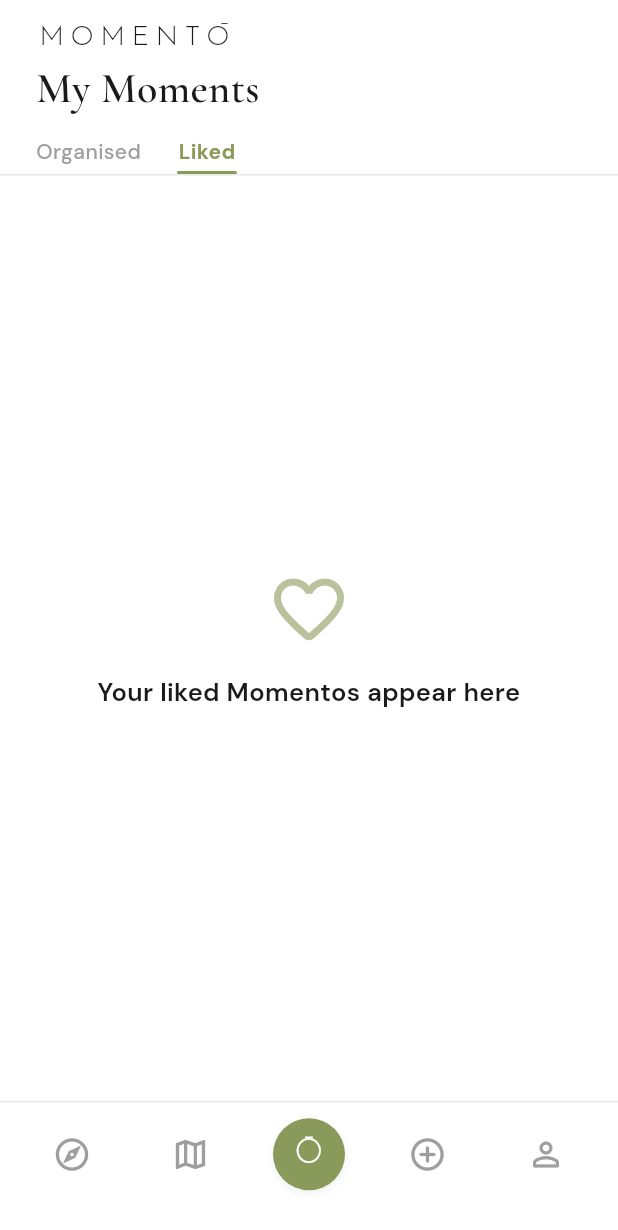
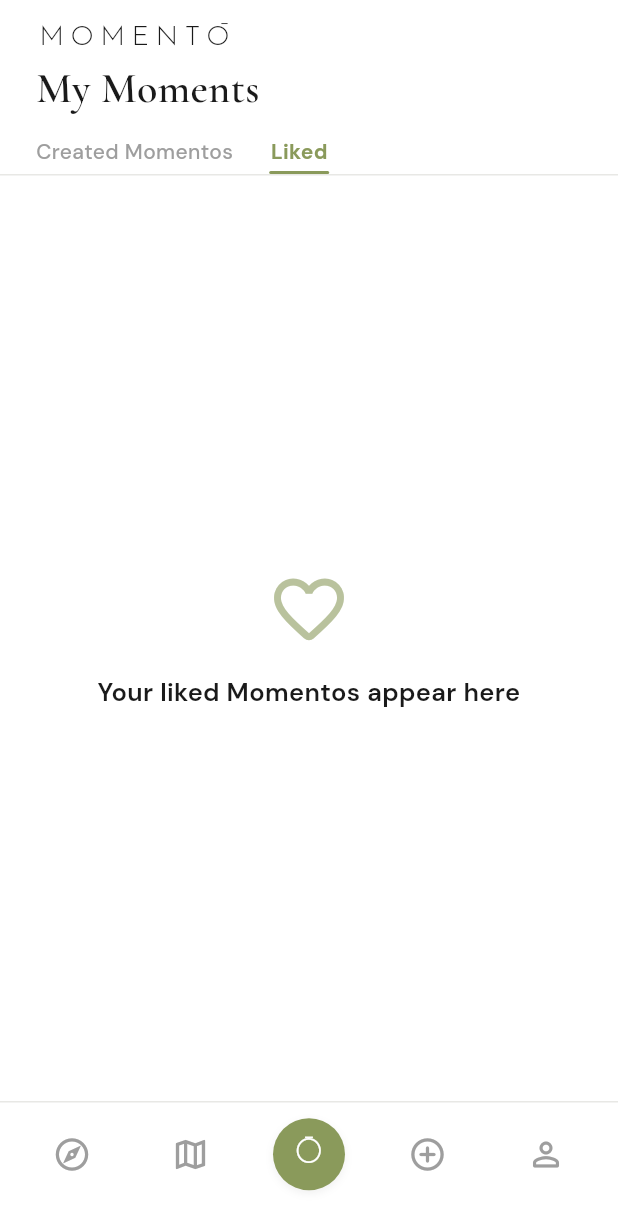
Before and after one commit to momento-community/momento, a Flutter app: the MyMomentsScreen screen opened by its route, after a tap on "Liked", on a phone screen of 412 x 824 dp. Shown: the top 1230 px of the screen. Run offline on Flutter 3.47's test engine with Material 3 defaults, Android fonts, the phone set to English and light mode, and no system bars; our stand-ins replace cached_network_image, cloud_firestore, firebase_auth, firebase_core, firebase_storage, flutter_riverpod and 5 more; missing offline and left inert: geoflutterfire_plus; accounts and stored records are empty; network calls fail.

Commit message:
feat(responsive): Phase 1 — centered max-width layouts on desktop/tablet
What this fixes:
- Discover masonry was 2-col on a 1920px screen with ~900px-wide cards.
  Now adaptive: 2 / 3 / 4 cols at tablet / desktop / wide.
- Profile/MyMoments/Create stretched edge-to-edge with full-bleed CTAs
  ("Become an organisor" was a green strip ear-to-ear). Now centered
  in 720 / 720 / 560-wide columns.
- MomentoDetail body and sticky reserve bar were full-bleed on desktop.
  Body capped at 720 (reading width), bar inner content at 560 — the
  bar background still spans the viewport for the docked-toolbar feel.
- Filter sheet went viewport-wide as a modal — capped at 560.
- "Organised" tab in My Moments → "Created Momentos" to match Profile's
  rename. Same data, same copy now everywhere.

Primitives:
- lib/config/breakpoints.dart — Breakpoints { tablet: 720, desktop: 1080,
  wide: 1440 } + a BuildContext extension for `isMobile/isTablet/...`.
- lib/core/widgets/responsive_content.dart — `ResponsiveContent` (Center
  > ConstrainedBox > Padding) plus `adaptiveCols(width)` helper. Three
  width conventions: 480 (auth/splash), 560 (forms / sticky bars), 720
  (reading), 1080 (gallery/admin).

Per-screen wraps:
- Discover (1080, adaptive cols via LayoutBuilder)
- Profile (720, scrollable wrapped — minor scroll-wheel tradeoff in
  the empty side margins, documented)
- MyMoments (720)
- Create — both Become-an-organiser panel (560) and form ListView (560);
  StickyPublish bar background full-width, inner content 560
- MomentoDetail body (720), StickyReserve bar (560)
- OrganizerDetail (1080) with adaptive masonry
- Auth (480), Onboarding (480) — splash already centered visually
- Admin (1080)
- Map: chrome at 720, bottom compact card at 560, map itself full-bleed

docs/responsive-plan.md tracks Phase 1 / 2 / 3 status. Phase 2
(NavigationRail ≥ tablet) approved, separate PR.

Local verification: 42/42 e2e specs pass (chromium-desktop +
iphone-14-pro-viewport).

Co-Authored-By: Claude Opus 4.7 (1M context) <noreply@anthropic.com>

```diff
--- /dev/null
+++ b/lib/core/widgets/responsive_content.dart
@@ -0,0 +1,49 @@
+import 'package:flutter/widgets.dart';
+
+import '../../config/breakpoints.dart';
+import '../../config/theme.dart';
+
+/// Centered max-width content wrapper. Every screen body should sit inside
+/// one of these so we don't get edge-to-edge sprawl on desktop.
+///
+/// Convention by intent:
+///   * `560`  — auth, create form, sticky reserve bar (focused-input width)
+///   * `720`  — Profile, MyMoments, MomentoDetail body (reading width)
+///   * `1080` — Discover masonry, OrganizerDetail (gallery width)
+///
+/// Important: keep the parent scrollable viewport-wide and put the
+/// `ResponsiveContent` *inside* each scroll item (per-sliver). That way
+/// mouse-wheel scroll works in the empty side margins on desktop.
+class ResponsiveContent extends StatelessWidget {
+  const ResponsiveContent({
+    super.key,
+    required this.child,
+    this.maxWidth = 720,
+    this.padding = const EdgeInsets.symmetric(horizontal: AppSpacing.md),
+  });
+
+  final Widget child;
+  final double maxWidth;
+  final EdgeInsets padding;
+
+  @override
+  Widget build(BuildContext context) {
+    return Center(
+      child: ConstrainedBox(
+        constraints: BoxConstraints(maxWidth: maxWidth),
+        child: Padding(padding: padding, child: child),
+      ),
+    );
+  }
+}
+
+/// Picks a `crossAxisCount` based on the **constrained** width (NOT
+/// `MediaQuery`). Wrap the masonry in a `LayoutBuilder` and pass
+/// `constraints.maxWidth` here — that way a Profile masonry capped at
+/// 720 px stays 2-col even on a 4K screen, while a Discover masonry capped
+/// at 1080 fans out to 3 cols.
+int adaptiveCols(double width) {
+  if (width >= Breakpoints.wide) return 4;
+  if (width >= Breakpoints.desktop) return 3;
+  return 2; // 1-col looks anaemic with our card aspect ratio; 2 is the floor.
+}
--- a/lib/features/create/create_screen.dart
+++ b/lib/features/create/create_screen.dart
@@ -14,6 +14,7 @@ import '../../core/models/momento_category.dart';
 import '../../core/repositories/momento_repository.dart';
 import '../../core/widgets/category_chip.dart';
 import '../../core/widgets/momento_button.dart';
+import '../../core/widgets/responsive_content.dart';
 
 class CreateScreen extends ConsumerStatefulWidget {
   const CreateScreen({super.key});
@@ -193,7 +194,12 @@ class _CreateScreenState extends ConsumerState<CreateScreen> {
           children: [
             _TopBar(onClose: () => context.go('/discover')),
             Expanded(
-              child: ListView(
+              // Form fits comfortably at 560 — wider just spreads the
+              // inputs and looks unanchored.
+              child: ResponsiveContent(
+                maxWidth: 560,
+                padding: EdgeInsets.zero,
+                child: ListView(
                 padding: const EdgeInsets.fromLTRB(
                   AppSpacing.lg,
                   AppSpacing.lg,
@@ -287,6 +293,7 @@ class _CreateScreenState extends ConsumerState<CreateScreen> {
                   const SizedBox(height: AppSpacing.lg),
                 ],
               ),
+              ),
             ),
             _StickyPublish(
               used: used,
@@ -364,11 +371,12 @@ class _BecomeOrganisorPanelState
 
   @override
   Widget build(BuildContext context) {
-    return Center(
-      child: Padding(
-        padding: const EdgeInsets.all(AppSpacing.xl),
-        child: Column(
-          mainAxisAlignment: MainAxisAlignment.center,
+    // 560 keeps the green CTA from stretching ear-to-ear on desktop.
+    return ResponsiveContent(
+      maxWidth: 560,
+      padding: const EdgeInsets.all(AppSpacing.xl),
+      child: Column(
+        mainAxisAlignment: MainAxisAlignment.center,
           children: [
             Container(
               width: 96,
@@ -411,7 +419,6 @@ class _BecomeOrganisorPanelState
             ),
           ],
         ),
-      ),
     );
   }
 
@@ -714,7 +721,12 @@ class _StickyPublish extends StatelessWidget {
         ),
         boxShadow: AppShadows.lg,
       ),
-      child: Column(
+      // Background spans full viewport (docked-toolbar feel); inner content
+      // capped at 560 to match the form column above it.
+      child: ResponsiveContent(
+        maxWidth: 560,
+        padding: EdgeInsets.zero,
+        child: Column(
         crossAxisAlignment: CrossAxisAlignment.stretch,
         children: [
           Row(
@@ -759,6 +771,7 @@ class _StickyPublish extends StatelessWidget {
           ),
         ],
       ),
+      ),
     );
   }
 }
--- a/lib/features/discover/discover_screen.dart
+++ b/lib/features/discover/discover_screen.dart
@@ -7,6 +7,7 @@ import '../../config/theme.dart';
 import '../../core/models/momento.dart';
 import '../../core/widgets/momento_card.dart';
 import '../../core/widgets/momento_logo.dart';
+import '../../core/widgets/responsive_content.dart';
 import '../../core/widgets/slide_up_route.dart';
 import '../../shared/filter_state.dart';
 import '../filter/filter_bottom_sheet.dart';
@@ -26,6 +27,9 @@ class DiscoverScreen extends ConsumerWidget {
       backgroundColor: AppColors.background,
       body: SafeArea(
         bottom: false,
+        child: ResponsiveContent(
+          maxWidth: 1080,
+          padding: EdgeInsets.zero,
           child: Column(
             children: [
               _TopBar(filter: filter),
@@ -54,6 +58,7 @@ class DiscoverScreen extends ConsumerWidget {
                 ),
               ),
             ],
+          ),
         ),
       ),
     );
@@ -159,6 +164,10 @@ class _MasonryFeed extends StatelessWidget {
 
   @override
   Widget build(BuildContext context) {
+    // adaptiveCols reads the *constrained* width — Discover sits inside a
+    // 1080-wide column, so this returns 2 / 3 / 4 as the viewport grows.
+    return LayoutBuilder(
+      builder: (context, constraints) {
         return MasonryGridView.count(
           padding: const EdgeInsets.fromLTRB(
             AppSpacing.md,
@@ -166,7 +175,7 @@ class _MasonryFeed extends StatelessWidget {
             AppSpacing.md,
             AppSpacing.xl,
           ),
-      crossAxisCount: 2,
+          crossAxisCount: adaptiveCols(constraints.maxWidth),
           mainAxisSpacing: AppSpacing.md,
           crossAxisSpacing: AppSpacing.md,
           itemCount: items.length,
@@ -180,6 +189,8 @@ class _MasonryFeed extends StatelessWidget {
               onTap: () => Navigator.of(context).push(
                 slideUpRoute(MomentoDetailScreen(momento: m)),
               ),
+            );
+          },
         );
       },
     );
--- a/lib/features/filter/filter_bottom_sheet.dart
+++ b/lib/features/filter/filter_bottom_sheet.dart
@@ -9,11 +9,16 @@ import '../../core/widgets/momento_button.dart';
 import '../../shared/filter_state.dart';
 
 Future<void> showFilterBottomSheet(BuildContext context) {
+  // `constraints.maxWidth: 560` caps the sheet on tablet/desktop —
+  // showModalBottomSheet defaults to viewport-wide which on a 1920 screen
+  // makes the categories stretch awkwardly. The sheet is then centered
+  // by the system (constraints.maxWidth < screen width).
   return showModalBottomSheet(
     context: context,
     isScrollControlled: true,
     backgroundColor: AppColors.background,
     barrierColor: Colors.black.withValues(alpha: 0.27),
+    constraints: const BoxConstraints(maxWidth: 560),
     shape: const RoundedRectangleBorder(
       borderRadius: BorderRadius.vertical(top: Radius.circular(AppRadii.xl)),
     ),
--- a/lib/features/map/map_screen.dart
+++ b/lib/features/map/map_screen.dart
@@ -7,6 +7,7 @@ import 'package:intl/intl.dart';
 
 import '../../config/theme.dart';
 import '../../core/models/momento.dart';
+import '../../core/widgets/responsive_content.dart';
 import '../../core/widgets/slide_up_route.dart';
 import '../discover/discover_providers.dart';
 import '../filter/filter_bottom_sheet.dart';
@@ -85,10 +86,13 @@ class _MapScreenState extends ConsumerState<MapScreen> {
             onMapCreated: (c) => _controller = c,
             onTap: (_) => setState(() => _selected = null),
           ),
-          // Top chrome
+          // Top chrome — map fills the viewport (intentional), but the
+          // search + filter chrome sits inside a 720 column so on desktop
+          // it's centered, not stretched edge to edge.
           SafeArea(
             bottom: false,
-            child: Padding(
+            child: ResponsiveContent(
+              maxWidth: 720,
               padding: const EdgeInsets.all(AppSpacing.md),
               child: Column(
                 children: [
@@ -110,13 +114,9 @@ class _MapScreenState extends ConsumerState<MapScreen> {
               bottom: 0,
               child: SafeArea(
                 top: false,
-                child: Padding(
-                  padding: const EdgeInsets.fromLTRB(
-                    AppSpacing.md,
-                    AppSpacing.md,
-                    AppSpacing.md,
-                    AppSpacing.md,
-                  ),
+                child: ResponsiveContent(
+                  maxWidth: 560,
+                  padding: const EdgeInsets.all(AppSpacing.md),
                   child: _CompactCard(
                     momento: _selected!,
                     onClose: () => setState(() => _selected = null),
--- a/lib/features/my_moments/my_moments_screen.dart
+++ b/lib/features/my_moments/my_moments_screen.dart
@@ -10,6 +10,7 @@ import '../../core/models/momento.dart';
 import '../../core/widgets/momento_button.dart';
 import '../../core/widgets/momento_card.dart';
 import '../../core/widgets/momento_logo.dart';
+import '../../core/widgets/responsive_content.dart';
 import '../../core/widgets/section_tabs.dart';
 import '../../core/widgets/slide_up_route.dart';
 import '../momento_detail/momento_detail_screen.dart';
@@ -34,6 +35,9 @@ class _MyMomentsScreenState extends ConsumerState<MyMomentsScreen> {
       backgroundColor: AppColors.background,
       body: SafeArea(
         bottom: false,
+        child: ResponsiveContent(
+          maxWidth: 720,
+          padding: EdgeInsets.zero,
           child: Column(
             crossAxisAlignment: CrossAxisAlignment.stretch,
             children: [
@@ -56,8 +60,10 @@ class _MyMomentsScreenState extends ConsumerState<MyMomentsScreen> {
               Padding(
                 padding: const EdgeInsets.symmetric(
                     horizontal: AppSpacing.lg),
+                // Label matches Profile's tab so the user sees the same
+                // copy for the same data set everywhere.
                 child: SectionTabs(
-                labels: const ['Organised', 'Liked'],
+                  labels: const ['Created Momentos', 'Liked'],
                   activeIndex: _tab,
                   onSelect: (i) => setState(() => _tab = i),
                 ),
@@ -69,6 +75,7 @@ class _MyMomentsScreenState extends ConsumerState<MyMomentsScreen> {
                     : _LikedTab(items: liked),
               ),
             ],
+          ),
         ),
       ),
     );
--- a/lib/features/profile/profile_screen.dart
+++ b/lib/features/profile/profile_screen.dart
@@ -14,6 +14,7 @@ import '../../core/seeds/demo_seed.dart';
 import '../../core/widgets/momento_button.dart';
 import '../../core/widgets/momento_card.dart';
 import '../../core/widgets/momento_logo.dart';
+import '../../core/widgets/responsive_content.dart';
 import '../../core/widgets/section_tabs.dart';
 import '../../core/widgets/slide_up_route.dart';
 import '../momento_detail/momento_detail_screen.dart';
@@ -49,8 +50,11 @@ class _ProfileScreenState extends ConsumerState<ProfileScreen> {
       backgroundColor: AppColors.background,
       body: SafeArea(
         bottom: false,
-        child: CustomScrollView(
-          slivers: [
+        child: ResponsiveContent(
+          maxWidth: 720,
+          padding: EdgeInsets.zero,
+          child: CustomScrollView(
+            slivers: [
             SliverToBoxAdapter(
               child: Padding(
                 padding: const EdgeInsets.fromLTRB(
@@ -221,7 +225,8 @@ class _ProfileScreenState extends ConsumerState<ProfileScreen> {
                 ),
               ),
             ),
-          ],
+            ],
+          ),
         ),
       ),
     );
```
Also changed, not shown: lib/config/breakpoints.dart (added, +24 -0 lines), lib/features/admin/admin_screen.dart (+6 -1 lines), lib/features/auth/auth_screen.dart (+6 -1 lines), lib/features/momento_detail/momento_detail_screen.dart (+15 -2 lines), lib/features/onboarding/onboarding_screen.dart (+6 -1 lines), lib/features/organizer/organizer_detail_screen.dart (+10 -2 lines), 1 other file. Lines whose indentation alone changed are shown as unchanged.
